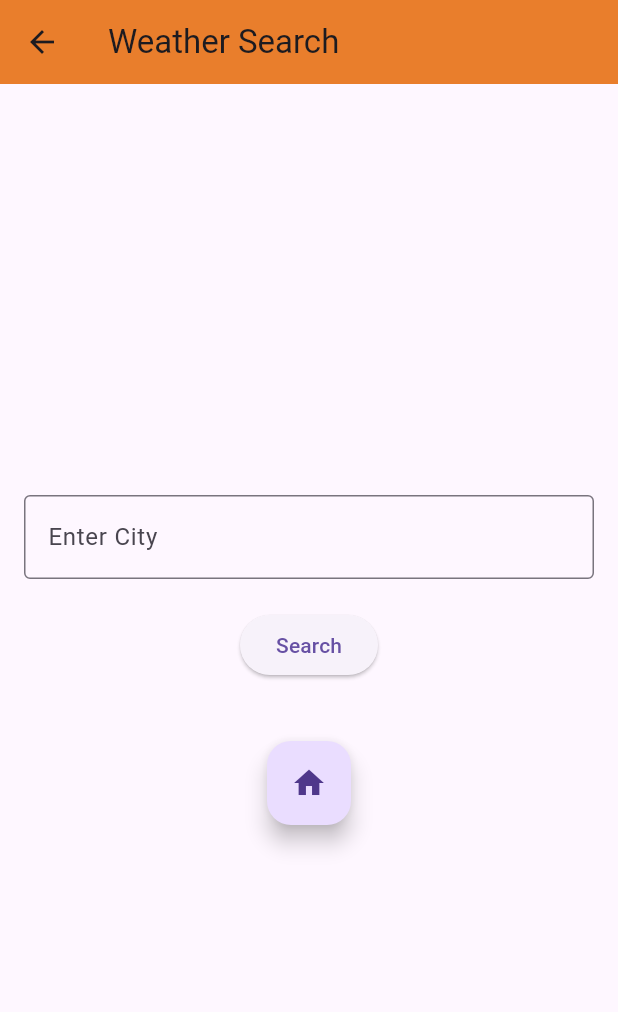
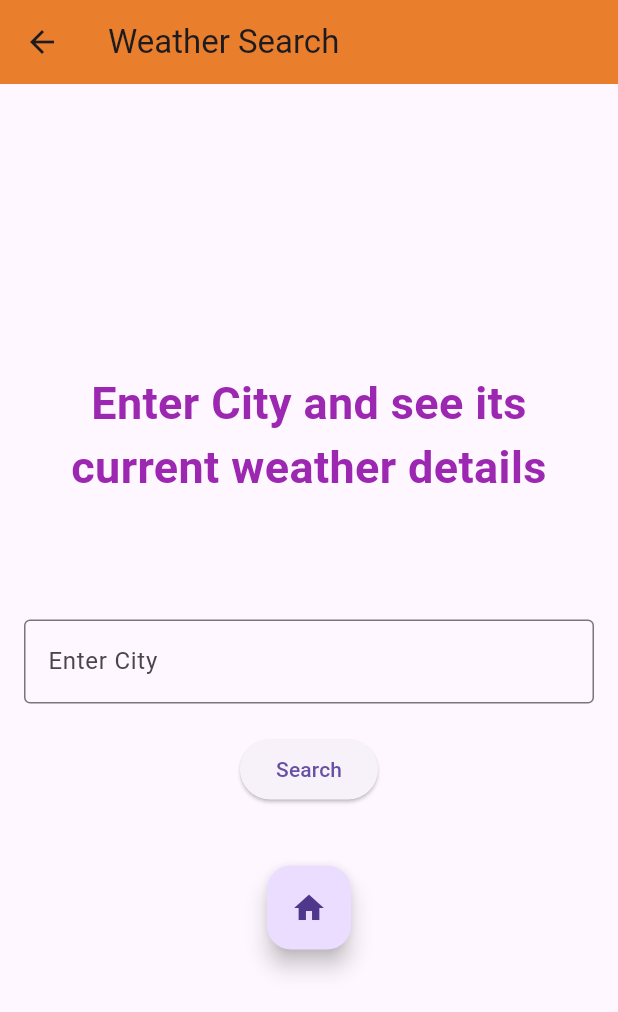
Before and after one commit to KosyAbone/flutter-router-app, a Flutter app: the WeatherPage screen opened by its route, on a phone screen of 412 x 824 dp. Shown: the top 1012 px of the screen. Run offline on Flutter 3.47's test engine with Material 3 defaults, Android fonts, the phone set to English and light mode, and no system bars; our stand-ins replace go_router.

Commit message:
modiffied weather page

```diff
--- a/lib/weather_page.dart
+++ b/lib/weather_page.dart
@@ -18,15 +18,13 @@ class _WeatherPageState extends State<WeatherPage> {
   Future<void> _getWeather(String city) async {
     // Replace 'YOUR_API_KEY' with the actual API key
     const apiKey = '10ec237e4e034eda983202746231610';
-    final apiUrl =
-        'https://api.weatherapi.com/v1/current.json?key=$apiKey&q=$city';
+    final apiUrl = 'https://api.weatherapi.com/v1/current.json?key=$apiKey&q=$city';
 
     final response = await http.get(Uri.parse(apiUrl));
 
     if (response.statusCode == 200) {
       setState(() {
-        _weatherInfo = json
-            .decode(response.body); // Convert the JSON data to a Map<String, dynamic>
+        _weatherInfo = json.decode(response.body);
       });
     } else {
       setState(() {
@@ -39,11 +37,19 @@ class _WeatherPageState extends State<WeatherPage> {
   Widget build(BuildContext context) {
     return Scaffold(
       appBar: AppBar(title: const Text('Weather Search')),
-      body: Padding(
+      body: Center(
+        child: Padding(
           padding: const EdgeInsets.all(16.0),
           child: Column(
             mainAxisAlignment: MainAxisAlignment.center,
+            crossAxisAlignment: CrossAxisAlignment.center,
             children: [
+              const Text(
+                'Enter City and see its current weather details',
+                style: TextStyle(fontSize: 30, fontWeight: FontWeight.bold, color: Colors.purple),
+                textAlign: TextAlign.center,
+              ),
+              const SizedBox(height: 80),
               TextField(
                 controller: _cityController,
                 decoration: const InputDecoration(
@@ -60,38 +66,46 @@ class _WeatherPageState extends State<WeatherPage> {
                 child: const Text('Search'),
               ),
               const SizedBox(height: 20),
-            // Text(_weatherInfo),
               if (_weatherInfo.containsKey('error'))
                 Text(_weatherInfo['error'])
-            else
+              else if (_weatherInfo.isNotEmpty)
                 Column(
+                  crossAxisAlignment: CrossAxisAlignment.center,
                   children: [
-                  if (_weatherInfo != null &&
-                      _weatherInfo.containsKey('current'))
-                    Text('Temperature: ${_weatherInfo['current']['temp_c']}°C'),
-                  if (_weatherInfo != null &&
-                      _weatherInfo.containsKey('current') &&
+                    if (_weatherInfo.containsKey('location'))
+                      Text(
+                        _weatherInfo['location']['name'],
+                        style: const TextStyle(fontSize: 24, fontWeight: FontWeight.bold),
+                      ),
+                    const SizedBox(height: 10),
+                    if (_weatherInfo.containsKey('current'))
+                      Text(
+                        'Temperature: ${_weatherInfo['current']['temp_c']}°C',
+                        style: const TextStyle(fontSize: 18),
+                      ),
+                    if (_weatherInfo.containsKey('current') &&
                         _weatherInfo['current'].containsKey('condition'))
                       Text(
-                        'Weather: ${_weatherInfo['current']['condition']['text']}'),
-                  if (_weatherInfo != null &&
-                      _weatherInfo.containsKey('current') &&
+                        'Weather: ${_weatherInfo['current']['condition']['text']}',
+                        style: const TextStyle(fontSize: 18),
+                      ),
+                    if (_weatherInfo.containsKey('current') &&
                         _weatherInfo['current'].containsKey('humidity'))
-                    Text('Humidity: ${_weatherInfo['current']['humidity']}%'),
+                      Text(
+                        'Humidity: ${_weatherInfo['current']['humidity']}%',
+                        style: const TextStyle(fontSize: 18),
+                      ),
                   ],
                 ),
               const SizedBox(height: 20),
-            Positioned(
-              bottom: 20.0,
-              right: 20.0,
-              child: FloatingActionButton(
+              FloatingActionButton(
                 onPressed: () {
                   context.go('/');
                 },
                 child: const Icon(Icons.home),
               ),
+            ],
           ),
-          ],
         ),
       ),
     );
```
Lines whose indentation alone changed are shown as unchanged.
